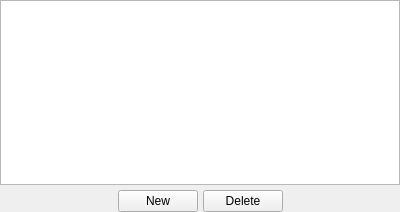
The window that gui/Pages/FacesSelectionForm.ui (code-saturne/code_saturne) describes before a commit, drawn with Qt 5.
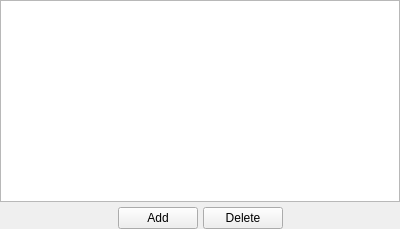
The same window after the commit.

Commit message: Switch the joining and periodicity support from the runcase script to the XML reader when using the graphical interface. Remove rarely used interior faces selection for mesh checking. Missing feature is the joining and periodicity support when checking the mesh quality.

```diff
--- a/gui/Pages/FacesSelectionForm.ui
+++ b/gui/Pages/FacesSelectionForm.ui
@@ -6,7 +6,7 @@
     <x>0</x>
     <y>0</y>
     <width>400</width>
-    <height>212</height>
+    <height>229</height>
    </rect>
   </property>
   <property name="sizePolicy" >
@@ -34,7 +34,11 @@
    <item row="0" column="0" >
     <layout class="QVBoxLayout" >
      <item>
-      <widget class="QTableView" name="tableView" />
+      <widget class="QTableView" name="tableView" >
+       <property name="autoFillBackground" >
+        <bool>false</bool>
+       </property>
+      </widget>
      </item>
      <item>
       <layout class="QHBoxLayout" >
@@ -54,7 +58,7 @@
        <item>
         <widget class="QPushButton" name="pushButtonNew" >
          <property name="text" >
-          <string>New</string>
+          <string>Add</string>
          </property>
         </widget>
        </item>
```
Left out of the diff: 17 changed lines with no effect on the pictures. The commit also changes 8 other files.
